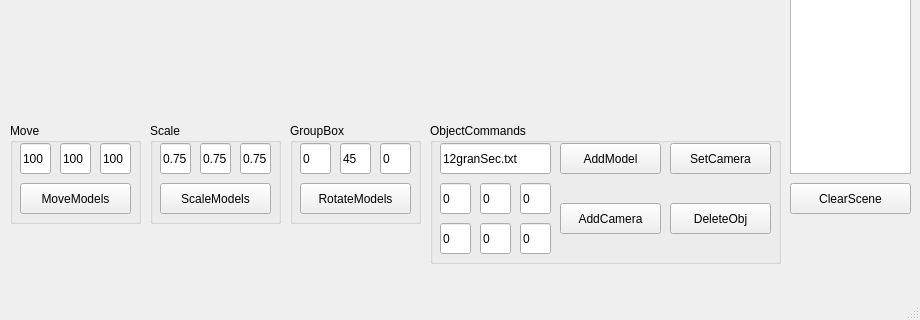
Inlucker/OOP, file lab3/mainwindow.ui: the form before one commit; both pictures show x 0 to 920 and y 477 to 797 of the 920 by 797 pixel window.
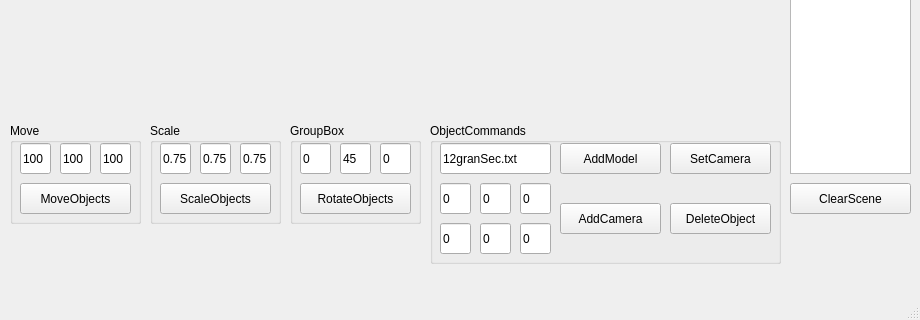
The form after the commit.

```diff
--- a/lab3/mainwindow.ui
+++ b/lab3/mainwindow.ui
@@ -83,7 +83,7 @@
       </rect>
      </property>
      <property name="text">
-      <string>MoveModels</string>
+      <string>MoveObjects</string>
      </property>
     </widget>
     <widget class="QLineEdit" name="lineEdit_x">
@@ -161,7 +161,7 @@
       </rect>
      </property>
      <property name="text">
-      <string>ScaleModels</string>
+      <string>ScaleObjects</string>
      </property>
     </widget>
    </widget>
@@ -213,7 +213,7 @@
       </rect>
      </property>
      <property name="text">
-      <string>RotateModels</string>
+      <string>RotateObjects</string>
      </property>
     </widget>
     <widget class="QLineEdit" name="lineEdit_y_3">
@@ -291,7 +291,7 @@
       </rect>
      </property>
      <property name="text">
-      <string>DeleteObj</string>
+      <string>DeleteObject</string>
      </property>
     </widget>
     <widget class="QLineEdit" name="lineEdit_model">
```
